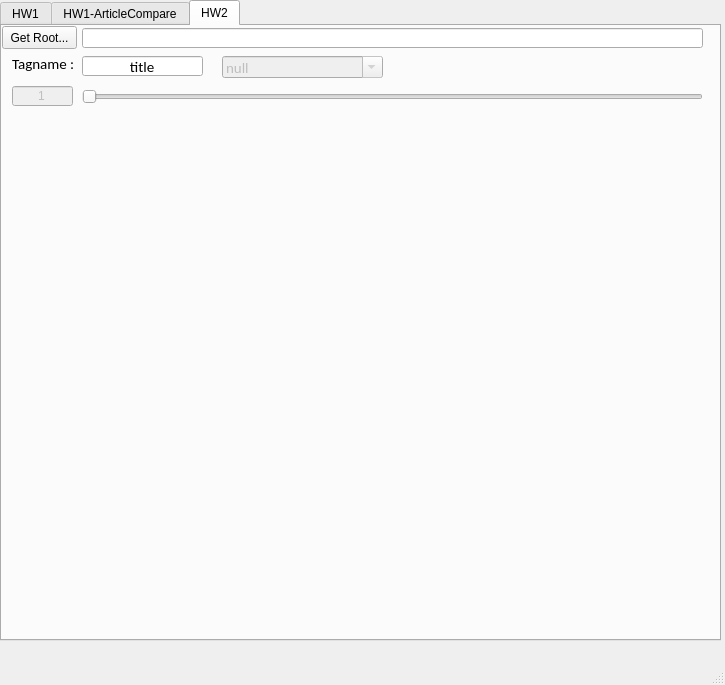
noname30081/NCKU_BioIR, file gui/SearchQt.ui: the form before one commit.
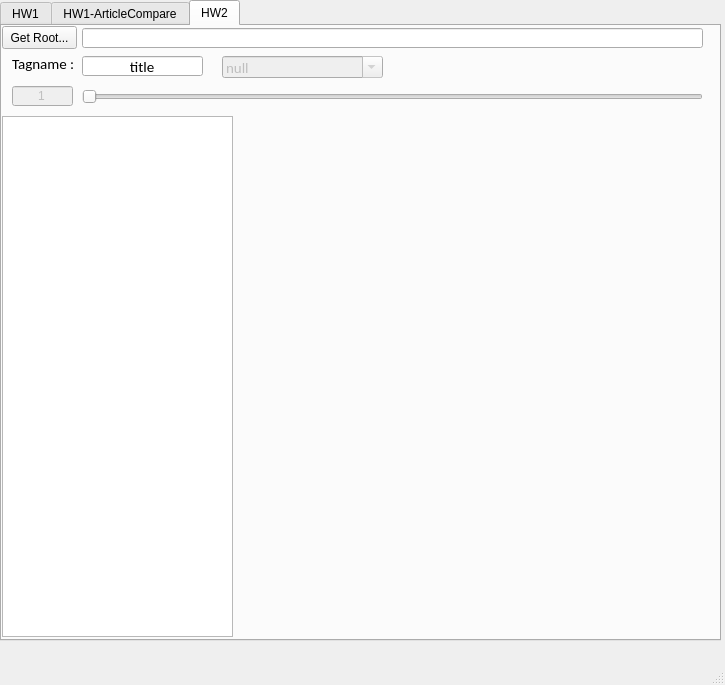
The form after the commit.

Patch:
```diff
--- a/gui/SearchQt.ui
+++ b/gui/SearchQt.ui
@@ -708,6 +708,32 @@
        </property>
       </item>
      </widget>
+     <widget class="QTableWidget" name="tb_IDX_show">
+      <property name="geometry">
+       <rect>
+        <x>0</x>
+        <y>90</y>
+        <width>231</width>
+        <height>521</height>
+       </rect>
+      </property>
+      <property name="columnCount">
+       <number>0</number>
+      </property>
+      <attribute name="horizontalHeaderDefaultSectionSize">
+       <number>85</number>
+      </attribute>
+     </widget>
+     <widget class="QWidget" name="wg_IDX_chart" native="true">
+      <property name="geometry">
+       <rect>
+        <x>240</x>
+        <y>150</y>
+        <width>471</width>
+        <height>311</height>
+       </rect>
+      </property>
+     </widget>
     </widget>
    </widget>
   </widget>
```
